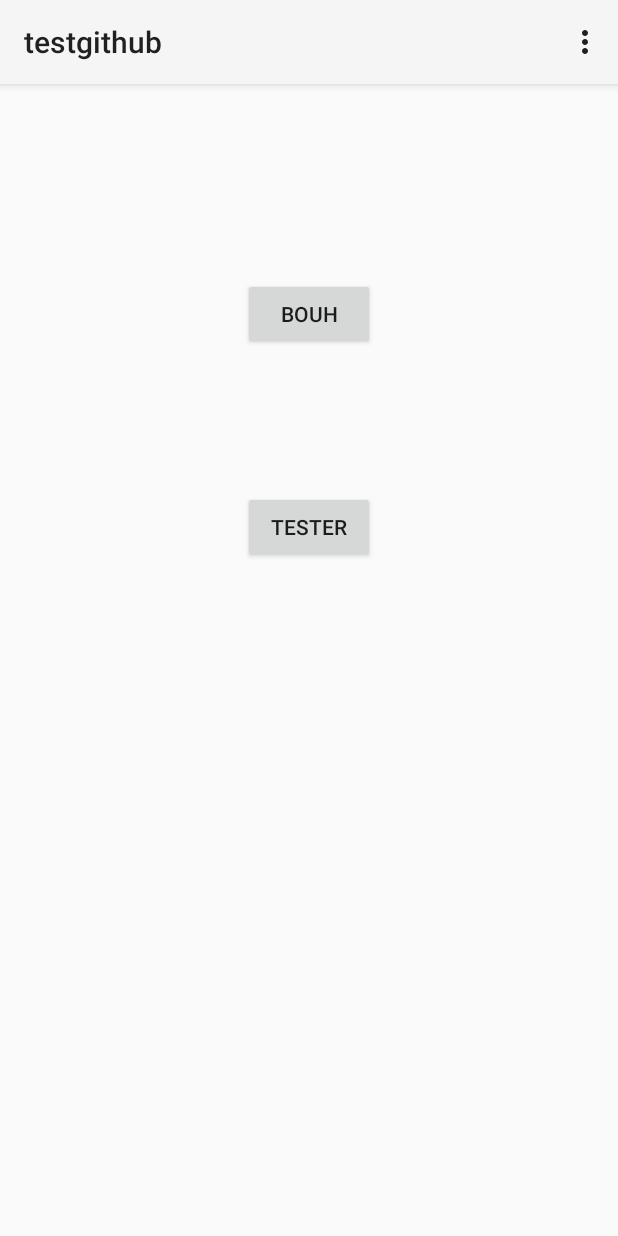
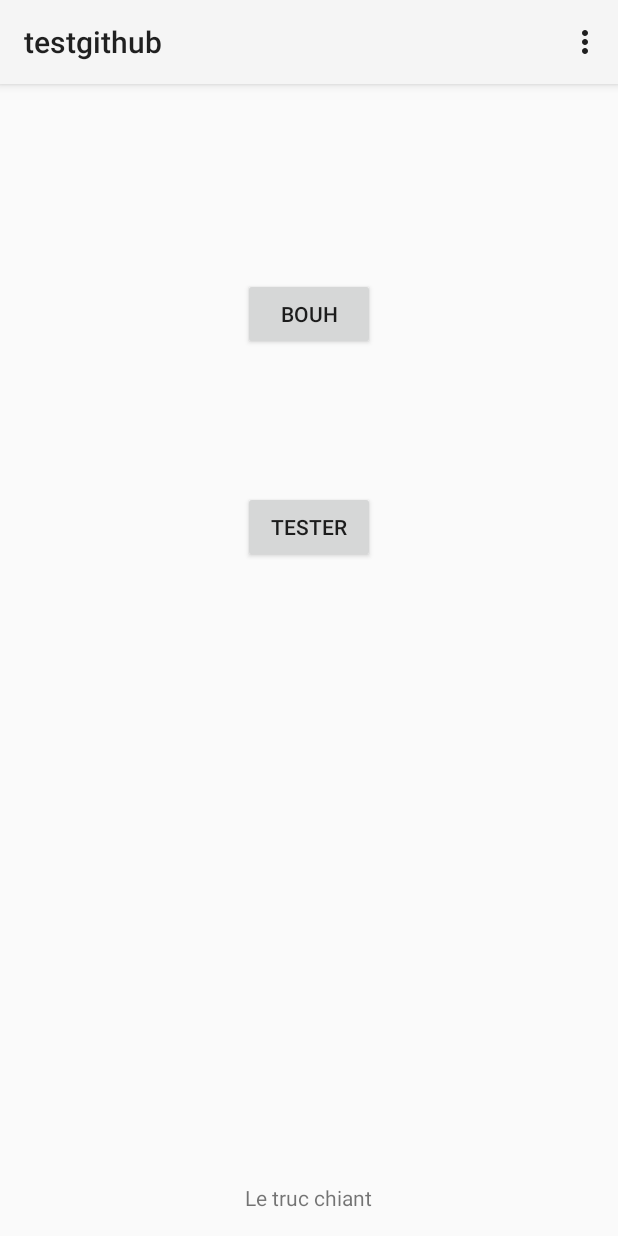
Before and after one commit to gweared/testgithub, an Android app: the screen it shows after launch (MainActivity), on a phone screen of 412 x 824 dp. Run offline under Robolectric (Android 15) with nearby library versions, the phone set to English and light mode, and no system bars.

```diff
--- a/app/src/main/res/layout/activity_main.xml
+++ b/app/src/main/res/layout/activity_main.xml
@@ -22,4 +22,12 @@
         android:layout_below="@+id/btn_teste"
         android:layout_centerHorizontal="true"
         android:layout_marginTop="94dp" />
+
+    <TextView
+        android:layout_width="wrap_content"
+        android:layout_height="wrap_content"
+        android:text="Le truc chiant"
+        android:id="@+id/textView"
+        android:layout_alignParentBottom="true"
+        android:layout_centerHorizontal="true" />
 </RelativeLayout>
```
Also changed, not shown: 1 other file.
